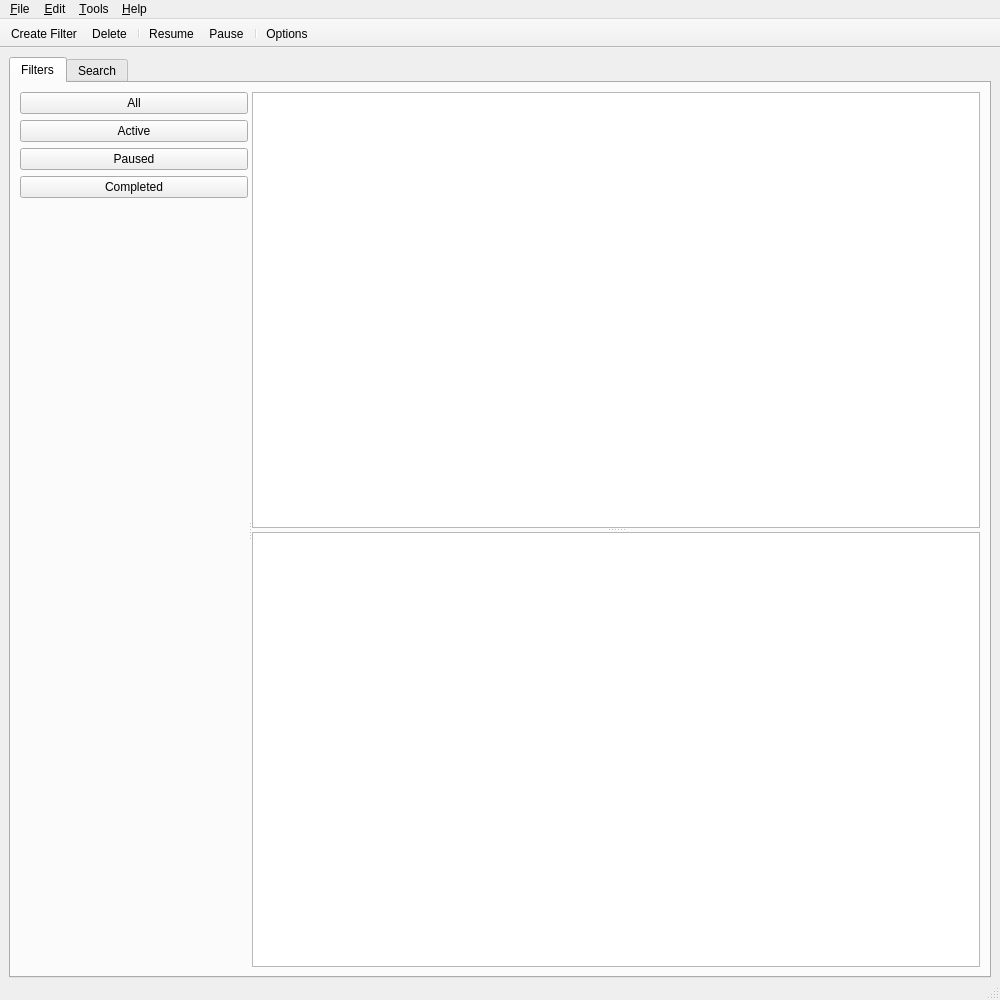
First picture: the form in mainwindow.ui, repository thegreyd/znotify, before the edit.
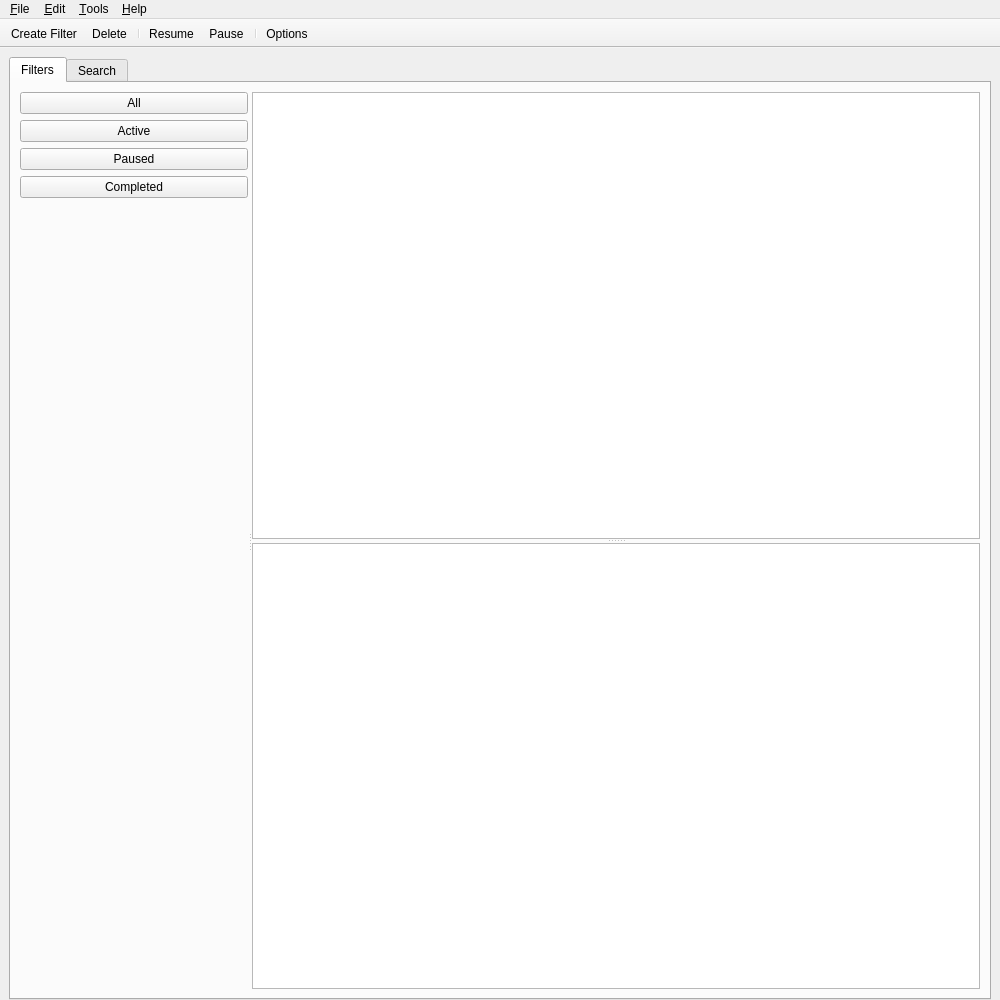
Second picture: the form after the edit. The open tabs and pages were chosen to show the change. Icons and pictures are not drawn.

Diff of the .ui file:
```diff
--- a/mainwindow.ui
+++ b/mainwindow.ui
@@ -287,7 +287,7 @@
    <addaction name="separator"/>
    <addaction name="actionOptions"/>
   </widget>
-  <widget class="QStatusBar" name="statusBar"/>
+  
   <action name="actionNew">
    <property name="text">
     <string>Create Filter</string>
```
Left out of the diff: 274 changed lines with no effect on the pictures.
